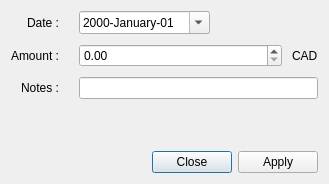
First picture: the form in editirregularelementdialog.ui, repository redmoon1945/gbp, before the edit.
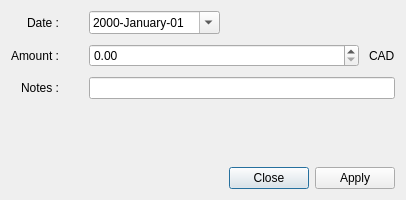
Second picture: the form after the edit.

```diff
--- a/editirregularelementdialog.ui
+++ b/editirregularelementdialog.ui
@@ -6,8 +6,8 @@
    <rect>
     <x>0</x>
     <y>0</y>
-    <width>329</width>
-    <height>184</height>
+    <width>406</width>
+    <height>200</height>
    </rect>
   </property>
   <property name="windowTitle">
@@ -22,7 +22,7 @@
         <set>Qt::AlignRight|Qt::AlignTrailing|Qt::AlignVCenter</set>
        </property>
        <property name="horizontalSpacing">
-        <number>20</number>
+        <number>30</number>
        </property>
        <property name="verticalSpacing">
         <number>10</number>
@@ -54,7 +54,7 @@
        <item row="0" column="1">
         <widget class="QDateEdit" name="dateEdit">
          <property name="sizePolicy">
-          <sizepolicy hsizetype="Maximum" vsizetype="Fixed">
+          <sizepolicy hsizetype="Maximum" vsizetype="Preferred">
            <horstretch>0</horstretch>
            <verstretch>0</verstretch>
           </sizepolicy>
@@ -80,7 +80,7 @@
           <date>
            <year>1999</year>
            <month>12</month>
-           <day>26</day>
+           <day>24</day>
           </date>
          </property>
          <property name="currentSection">
@@ -110,14 +110,21 @@
         </widget>
        </item>
        <item row="2" column="1">
-        <widget class="QLineEdit" name="notesLineEdit"/>
+        <widget class="QLineEdit" name="notesLineEdit">
+         <property name="sizePolicy">
+          <sizepolicy hsizetype="Expanding" vsizetype="Preferred">
+           <horstretch>0</horstretch>
+           <verstretch>0</verstretch>
+          </sizepolicy>
+         </property>
+        </widget>
        </item>
        <item row="1" column="1">
         <layout class="QHBoxLayout" name="horizontalLayout">
          <item>
           <widget class="QDoubleSpinBox" name="amountDoubleSpinBox">
            <property name="sizePolicy">
-            <sizepolicy hsizetype="Expanding" vsizetype="Fixed">
+            <sizepolicy hsizetype="Expanding" vsizetype="Preferred">
              <horstretch>0</horstretch>
              <verstretch>0</verstretch>
             </sizepolicy>
```
